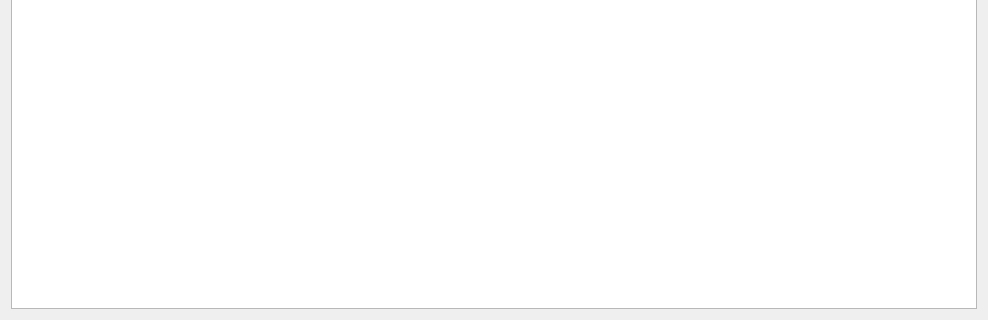
Starfractor/CS1C-Group-Project-1-National-Football-League, file listwindow.ui: the form before one commit; both pictures show x 0 to 988 and y 276 to 596 of the 988 by 596 pixel window.
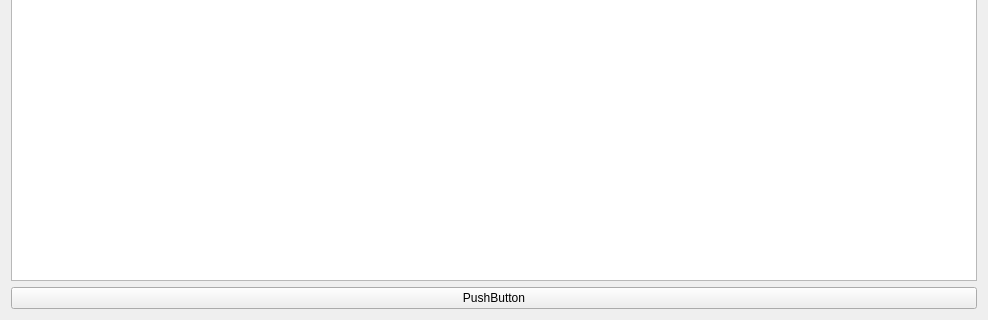
The form after the commit.

What changed in the file:
```diff
--- a/listwindow.ui
+++ b/listwindow.ui
@@ -81,6 +81,13 @@
      </column>
     </widget>
    </item>
+   <item>
+    <widget class="QPushButton" name="pushButton">
+     <property name="text">
+      <string>PushButton</string>
+     </property>
+    </widget>
+   </item>
   </layout>
  </widget>
  <resources/>
```
Left out of the diff: 3 changed lines with no effect on the pictures.
